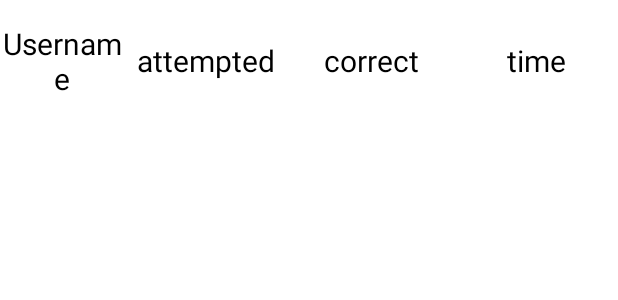
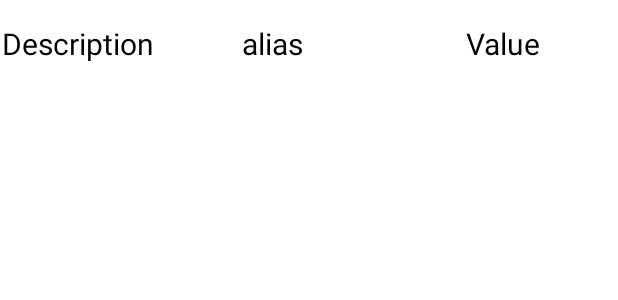
Before and after one commit to Campus-Positioning-System/Campus-Positioning-System, an Android app: the layout room_item.xml on its own in the app's theme, with its tools: preview values and no code run, on a phone screen of 412 x 824 dp. Shown: the top 300 px of the screen. Run offline under Robolectric (Android 15) with nearby library versions, the phone set to English and light mode, and no system bars.

Commit message:
Added prototype room list

```diff
--- a/app/build.gradle
+++ b/app/build.gradle
@@ -44,6 +44,8 @@ dependencies {
     implementation 'androidx.navigation:navigation-ui:2.4.2'
     implementation 'com.opencsv:opencsv:5.6'
     implementation 'androidx.test:core:1.4.0'
+    implementation 'io.github.amrdeveloper:treeview:1.0.0'
+
     testImplementation 'junit:junit:4.13.2'
     testImplementation 'org.junit.jupiter:junit-jupiter'
     androidTestImplementation 'androidx.test.ext:junit:1.1.3'
--- /dev/null
+++ b/app/src/main/res/drawable/ic_expand_more_white_24dp.xml
@@ -0,0 +1,5 @@
+<vector android:height="24dp" android:tint="#000000"
+    android:viewportHeight="24" android:viewportWidth="24"
+    android:width="24dp" xmlns:android="http://schemas.android.com/apk/res/android">
+    <path android:fillColor="@android:color/white" android:pathData="M7,10l5,5 5,-5z"/>
+</vector>
--- a/app/src/main/res/layout/room_item.xml
+++ b/app/src/main/res/layout/room_item.xml
@@ -1,5 +1,6 @@
 <?xml version="1.0" encoding="utf-8"?>
-<androidx.constraintlayout.widget.ConstraintLayout xmlns:android="http://schemas.android.com/apk/res/android"
+<LinearLayout
+    xmlns:android="http://schemas.android.com/apk/res/android"
     xmlns:app="http://schemas.android.com/apk/res-auto"
     android:layout_width="match_parent"
     android:layout_height="wrap_content"
@@ -9,57 +10,39 @@
     android:paddingBottom="15dp">
 
 
-    <LinearLayout
-        android:layout_width="match_parent"
-        android:layout_height="wrap_content"
-        android:orientation="horizontal"
-        app:layout_constraintEnd_toEndOf="parent"
-        app:layout_constraintStart_toStartOf="parent"
-        app:layout_constraintTop_toTopOf="parent">
+
 
         <TextView
-            android:id="@+id/userName"
+            android:id="@+id/room_item_desc"
             android:layout_width="233dp"
             android:layout_height="wrap_content"
             android:layout_gravity="center"
             android:layout_weight="0.5"
             android:gravity="center"
-            android:text="Username"
+            android:text="Description"
             android:textColor="@color/black"
             android:textSize="20sp" />
 
         <TextView
-            android:id="@+id/attempted"
+            android:id="@+id/room_item_alias"
             android:layout_width="match_parent"
             android:layout_height="wrap_content"
             android:layout_gravity="center"
             android:layout_weight="1"
             android:gravity="center"
-            android:text="attempted"
+            android:text="alias"
             android:textColor="@color/black"
             android:textSize="20sp" />
 
         <TextView
-            android:id="@+id/correct"
+            android:id="@+id/room_item_value"
             android:layout_width="match_parent"
             android:layout_height="wrap_content"
             android:layout_gravity="center"
             android:layout_weight="1"
             android:gravity="center"
-            android:text="correct"
+            android:text="Value"
             android:textColor="@color/black"
             android:textSize="20sp" />
 
-        <TextView
-            android:id="@+id/time"
-            android:layout_width="match_parent"
-            android:layout_height="wrap_content"
-            android:layout_gravity="center"
-            android:layout_weight="1"
-            android:gravity="center"
-            android:text="time"
-            android:textColor="@color/black"
-            android:textSize="20sp" />
-    </LinearLayout>
-
-</androidx.constraintlayout.widget.ConstraintLayout>
+</LinearLayout>
```
Also changed, not shown: app/src/main/assets/roomNameList.xml (added, +37 -0 lines), app/src/main/java/com/example/campus_positioning_system/Activitys/MainActivity.java (+3 -4 lines), app/src/main/java/com/example/campus_positioning_system/Activitys/RoomSelectionActivity.java (+24 -15 lines), app/src/main/java/com/example/campus_positioning_system/RoomList/RoomListConverter.java (added, +68 -0 lines), app/src/main/java/com/example/campus_positioning_system/RoomList/RoomListViewHolder.java (+28 -19 lines), app/src/main/java/com/example/campus_positioning_system/RoomList/RoomListViewHolderAdapter.java (deleted, +0 -57 lines), app/src/main/res/layout/room_list_item.xml (deleted, +0 -62 lines), app/src/main/res/layout/room_selection_activity.xml (+9 -5 lines), app/src/main/res/navigation/nav_graph.xml (+6 -11 lines).
